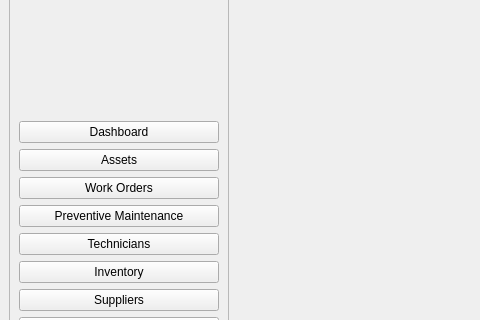
The window that app/ui/forms/main_window.ui (Apie-dup/MaintenanceSystem) describes before a commit, drawn with Qt 5; both pictures show x 0 to 480 and y 108 to 428 of the 800 by 600 pixel window.
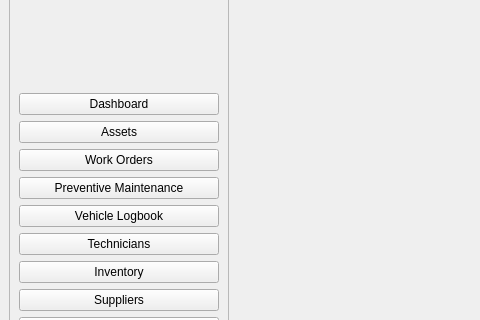
The same window after the commit.

Commit message: Add Vehicle Logbook

What changed in the file:
```diff
--- a/app/ui/forms/main_window.ui
+++ b/app/ui/forms/main_window.ui
@@ -90,6 +90,13 @@
          </property>
         </widget>
        </item>
+       <item>
+        <widget class="QPushButton" name="btnVehicleLogbook">
+         <property name="text">
+          <string>Vehicle Logbook</string>
+         </property>
+        </widget>
+       </item>
        <item>
         <widget class="QPushButton" name="btnTechnicians">
          <property name="text">
```
Left out of the diff: 4 changed lines with no effect on the pictures. The commit also changes 31 other files.
